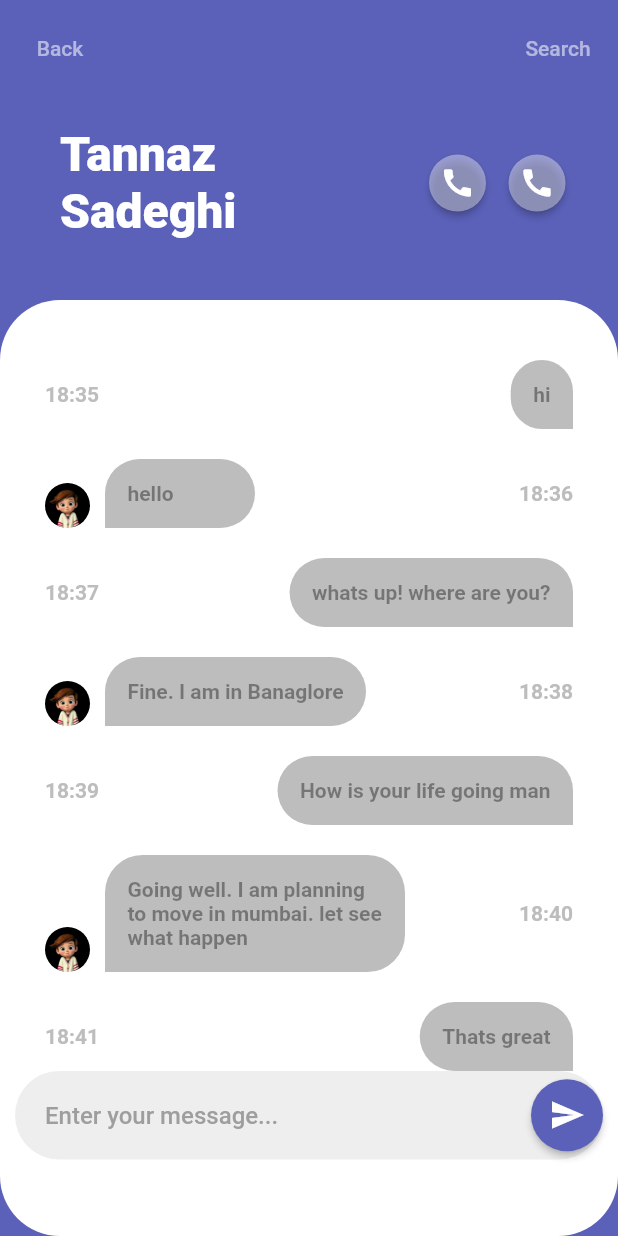
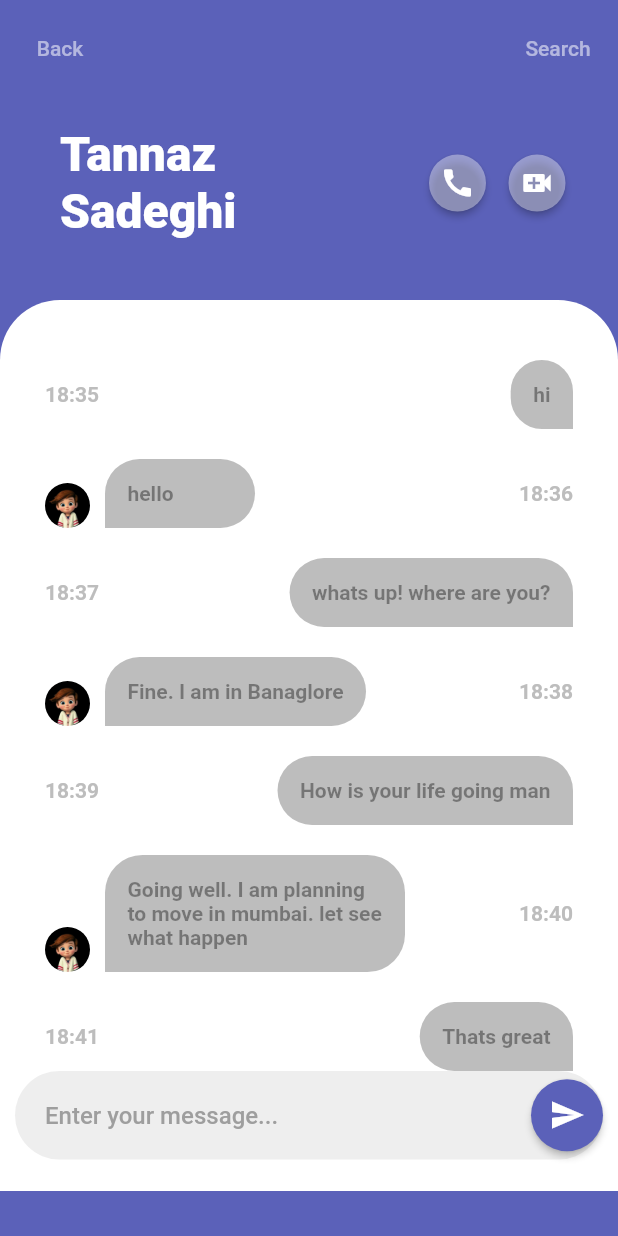
Before and after one commit to tayeb66/Chat_UI, a Flutter app: the screen it shows after launch, after a tap on an icon or button, on a phone screen of 412 x 824 dp. Run offline on Flutter 3.47's test engine with Material 2 defaults, Android fonts, the phone set to English and light mode, and no system bars; Roboto replaces fonts that are missing (Quicksand).

Commit message:
final commit

```diff
--- a/lib/views/chat_page.dart
+++ b/lib/views/chat_page.dart
@@ -10,26 +10,34 @@ class ChatPage extends StatelessWidget {
     return Scaffold(
       backgroundColor: Color(0xff5b61b9),
       body: ListView(
+        shrinkWrap: true,
         children: [
-          CustomApp(),
+          const CustomApp(),
           header(),
           Container(
-            height: MediaQuery.of(context).size.height - 200,
+            height: MediaQuery.of(context).size.height - 230,
             decoration: BoxDecoration(
-                borderRadius: BorderRadius.circular(40), color: Colors.white),
+                borderRadius: BorderRadius.only(
+                    topRight: Radius.circular(40),
+                    topLeft: Radius.circular(40),
+                    bottomRight: Radius.circular(0),
+                    bottomLeft: Radius.circular(0)),
+                color: Colors.white),
             child: Column(
               children: [
                 Container(
                   height: MediaQuery.of(context).size.height - 310,
                   padding: EdgeInsets.only(top: 40, left: 30, right: 30),
                   child: ListView.builder(
+                    scrollDirection: Axis.vertical,
+                    shrinkWrap: true,
                     itemCount: messages.length,
-                    itemBuilder: (context, index) =>
-                    messages[index]['from'] == 'sender'
-                        ? senderMessage(messages[index]['message'],
-                        messages[index]['time'])
+                    itemBuilder: (context, index) => messages[index]['from'] ==
+                            'sender'
+                        ? senderMessage(
+                            messages[index]['message'], messages[index]['time'])
                         : receiverMessage(messages[index]['message'],
-                        messages[index]['time']),
+                            messages[index]['time']),
                   ),
                 ),
                 footerInput(),
@@ -142,24 +150,24 @@ Padding footerInput() {
 // header part
 Padding header() {
   return Padding(
-    padding: EdgeInsets.only(left: 40, top: 20, bottom: 40, right: 30),
+    padding: const EdgeInsets.only(left: 40, top: 20, bottom: 40, right: 30),
     child: Row(
       children: [
-        PrimaryText(
+        const PrimaryText(
           text: 'Tannaz\nSadeghi',
           size: 32,
           color: Colors.white,
           fontWeight: FontWeight.w900,
         ),
-        Spacer(),
+        const Spacer(),
         RawMaterialButton(
-          constraints: BoxConstraints(minWidth: 0),
+          constraints: const BoxConstraints(minWidth: 0),
           fillColor: Colors.white38,
-          shape: CircleBorder(),
+          shape: const CircleBorder(),
           elevation: 2.0,
-          padding: EdgeInsets.all(7),
+          padding: const EdgeInsets.all(7),
           onPressed: () {},
-          child: Icon(
+          child: const Icon(
             Icons.call,
             color: Colors.white,
           ),
@@ -175,7 +183,7 @@ Padding header() {
           padding: EdgeInsets.all(7),
           onPressed: () {},
           child: Icon(
-            Icons.call,
+            Icons.video_call,
             color: Colors.white,
           ),
         ),
--- a/lib/views/home_page.dart
+++ b/lib/views/home_page.dart
@@ -14,12 +14,12 @@ class _HomePageState extends State<HomePage> {
   @override
   Widget build(BuildContext context) {
     return Scaffold(
-      backgroundColor: Color(0xff5b61b9),
+      backgroundColor: const Color(0xff5b61b9),
       body: ListView(
         children: [
           const Header(),
           Container(
-            padding: EdgeInsets.only(top: 40,right: 20,left: 20),
+            padding: const EdgeInsets.only(top: 40,right: 20,left: 20),
             height: MediaQuery.of(context).size.height - 220,
             decoration: BoxDecoration(
                 borderRadius: BorderRadius.circular(40), color: Colors.white),
@@ -31,7 +31,7 @@ class _HomePageState extends State<HomePage> {
                   child: ListTile(
                     onTap: () {
                       Navigator.push(context,
-                          MaterialPageRoute(builder: (context) => ChatPage()));
+                          MaterialPageRoute(builder: (context) => const ChatPage()));
                     },
                     leading: Avatar(imagePath: userList[index]['avatar']),
                     title: Row(
```
Also changed, not shown: pubspec.lock.
